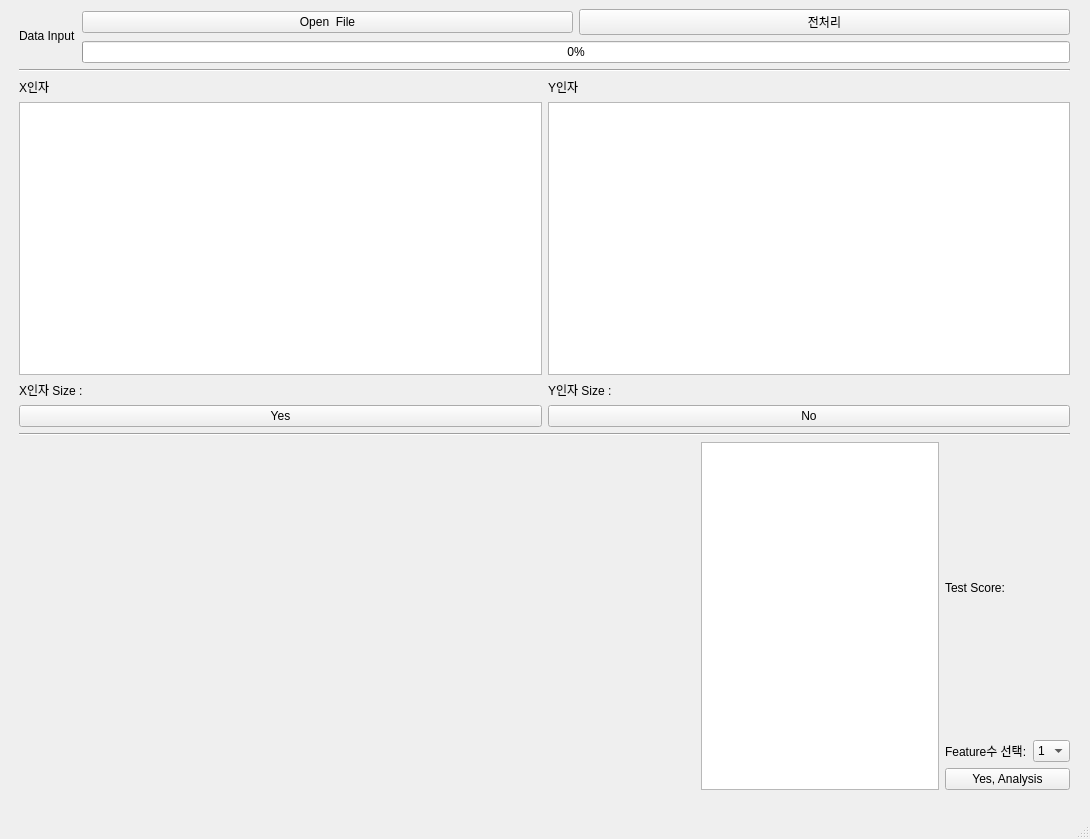
Before: the Qt Designer form Project/v2-dB_System.ui in BenLee91/2022_DIC_8, drawn with Qt 5.
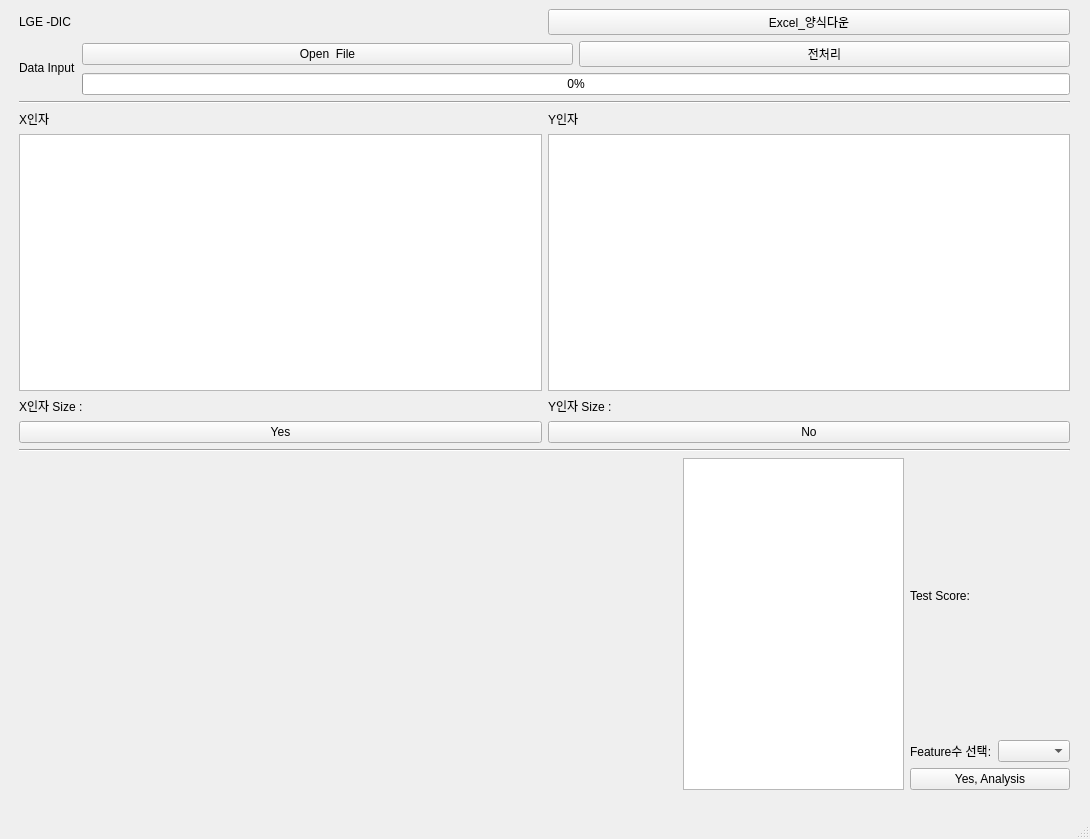
After: the same form once the commit is applied.

```diff
--- a/Project/v2-dB_System.ui
+++ b/Project/v2-dB_System.ui
@@ -116,33 +116,7 @@
             </widget>
            </item>
            <item row="1" column="1">
-            <widget class="QComboBox" name="L3_cb_comboBox">
-             <item>
-              <property name="text">
-               <string>1</string>
-              </property>
-             </item>
-             <item>
-              <property name="text">
-               <string>2</string>
-              </property>
-             </item>
-             <item>
-              <property name="text">
-               <string>3</string>
-              </property>
-             </item>
-             <item>
-              <property name="text">
-               <string>4</string>
-              </property>
-             </item>
-             <item>
-              <property name="text">
-               <string>5</string>
-              </property>
-             </item>
-            </widget>
+            <widget class="QComboBox" name="L3_cb_comboBox"/>
            </item>
           </layout>
          </item>
@@ -152,6 +126,28 @@
      </item>
      <item row="0" column="0">
       <layout class="QVBoxLayout" name="verticalLayout">
+       <item>
+        <layout class="QVBoxLayout" name="verticalLayout_7">
+         <item>
+          <layout class="QHBoxLayout" name="horizontalLayout_12">
+           <item>
+            <widget class="QLabel" name="label_6">
+             <property name="text">
+              <string>LGE -DIC</string>
+             </property>
+            </widget>
+           </item>
+           <item>
+            <widget class="QPushButton" name="L0_btn_Excelfile">
+             <property name="text">
+              <string>Excel_양식다운</string>
+             </property>
+            </widget>
+           </item>
+          </layout>
+         </item>
+        </layout>
+       </item>
        <item>
         <layout class="QHBoxLayout" name="horizontalLayout">
          <item>
```
